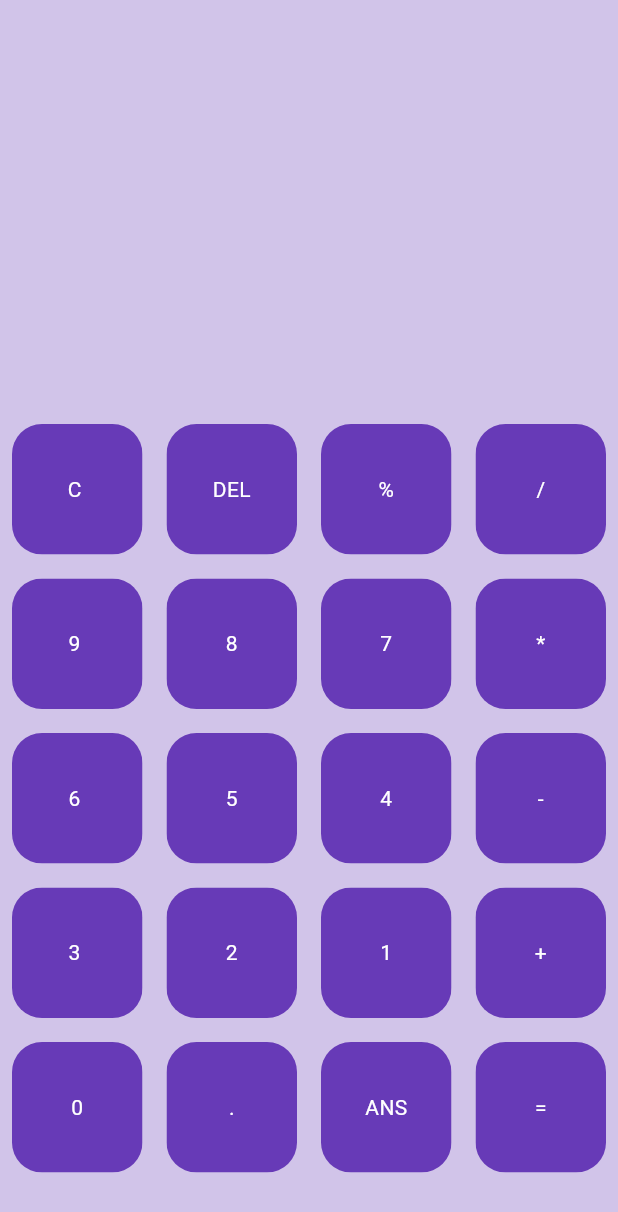
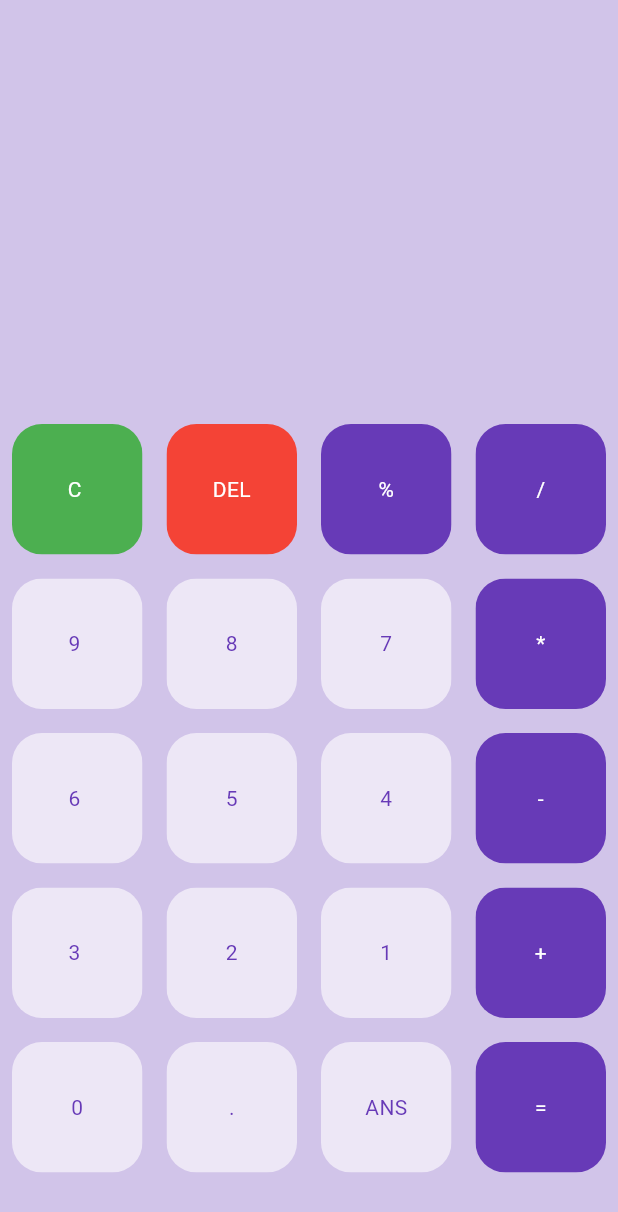
Before and after one commit to YMB01/calculator, a Flutter app: the screen it shows after launch, on a phone screen of 412 x 824 dp. Shown: the top 1212 px of the screen. Run offline on Flutter 3.47's test engine with Material 3 defaults, Android fonts, the phone set to English and light mode, and no system bars.

Commit message:
UI part 2

```diff
--- a/lib/main.dart
+++ b/lib/main.dart
@@ -62,11 +62,29 @@ class _HomepageState extends State<Homepage> {
                   gridDelegate: SliverGridDelegateWithFixedCrossAxisCount(
                       crossAxisCount: 4),
                   itemBuilder: (BuildContext context, int index) {
-                    return MyButton(
-                      buttonText: buttons[index],
-                      textColor: Colors.white,
-                      color: Colors.deepPurple,
-                    );
+                    if (index == 0) {
+                      return MyButton(
+                        buttonText: buttons[index],
+                        textColor: Colors.white,
+                        color: Colors.green,
+                      );
+                    } else if (index == 1) {
+                      return MyButton(
+                        buttonText: buttons[index],
+                        textColor: Colors.white,
+                        color: Colors.red,
+                      );
+                    } else {
+                      return MyButton(
+                        buttonText: buttons[index],
+                        textColor: isOperator(buttons[index])
+                            ? Colors.white
+                            : Colors.deepPurple,
+                        color: isOperator(buttons[index])
+                            ? Colors.deepPurple
+                            : Colors.deepPurple[50],
+                      );
+                    }
                   }),
             ),
           ),
@@ -74,4 +92,11 @@ class _HomepageState extends State<Homepage> {
       ),
     );
   }
+
+  bool isOperator(String x) {
+    if (x == '%' || x == '/' || x == '*' || x == '+' || x == '-' || x == '=') {
+      return true;
+    }
+    return false;
+  }
 }
```
